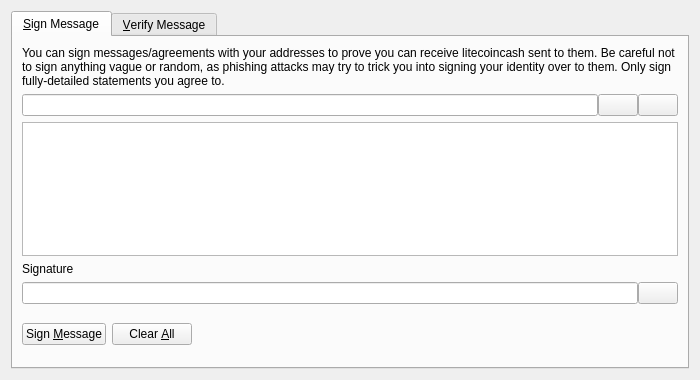
diabaths/Crionic-Coin, file src/qt/forms/signverifymessagedialog.ui: the form before one commit.
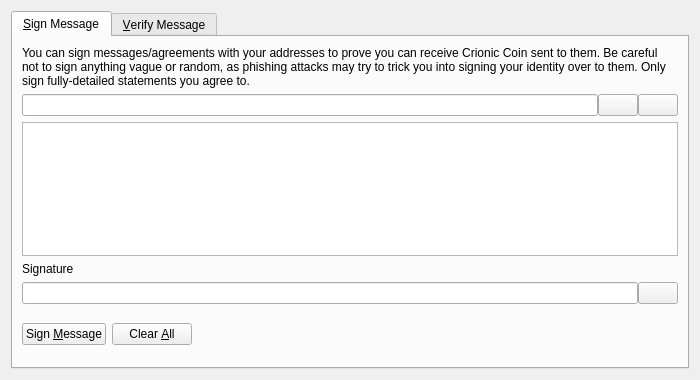
The form after the commit. Icons and pictures are not drawn. Custom widgets are drawn as their Qt base class.

What changed in the file:
```diff
--- a/src/qt/forms/signverifymessagedialog.ui
+++ b/src/qt/forms/signverifymessagedialog.ui
@@ -30,7 +30,7 @@
        <item>
         <widget class="QLabel" name="infoLabel_SM">
          <property name="text">
-          <string>You can sign messages/agreements with your addresses to prove you can receive litecoincash sent to them. Be careful not to sign anything vague or random, as phishing attacks may try to trick you into signing your identity over to them. Only sign fully-detailed statements you agree to.</string>
+          <string>You can sign messages/agreements with your addresses to prove you can receive Crionic Coin sent to them. Be careful not to sign anything vague or random, as phishing attacks may try to trick you into signing your identity over to them. Only sign fully-detailed statements you agree to.</string>
          </property>
          <property name="textFormat">
           <enum>Qt::PlainText</enum>
```
